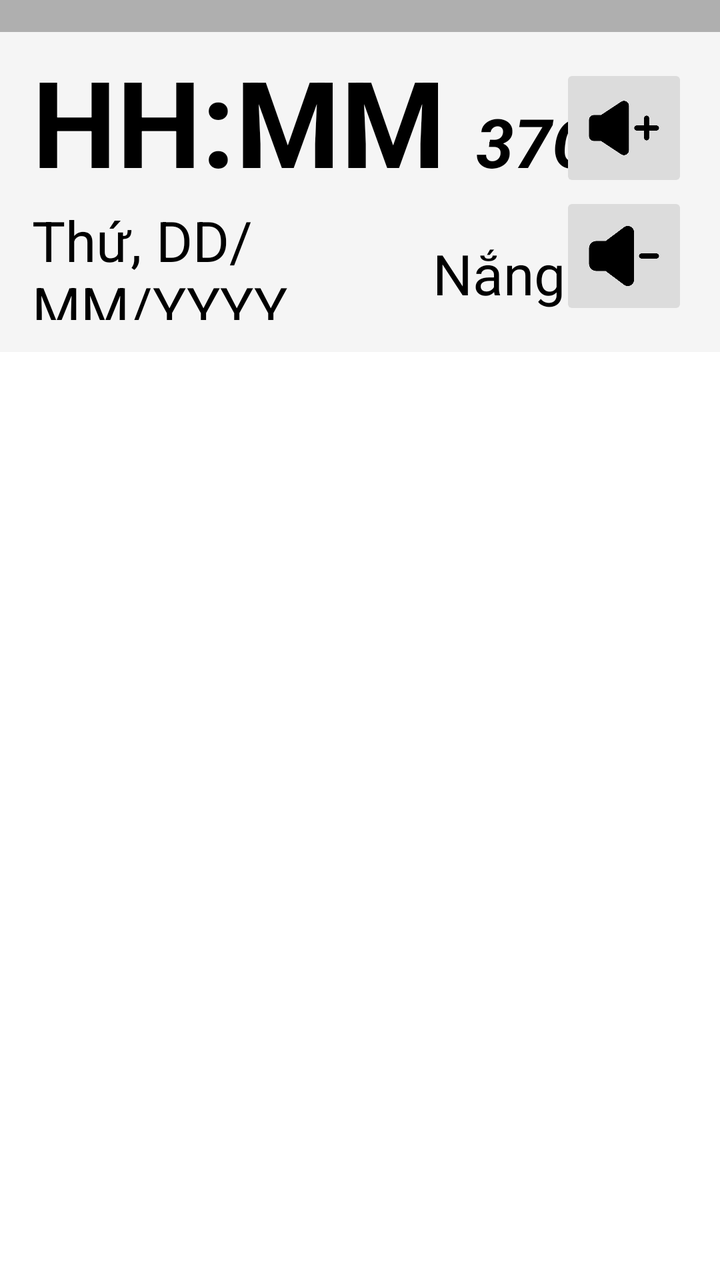
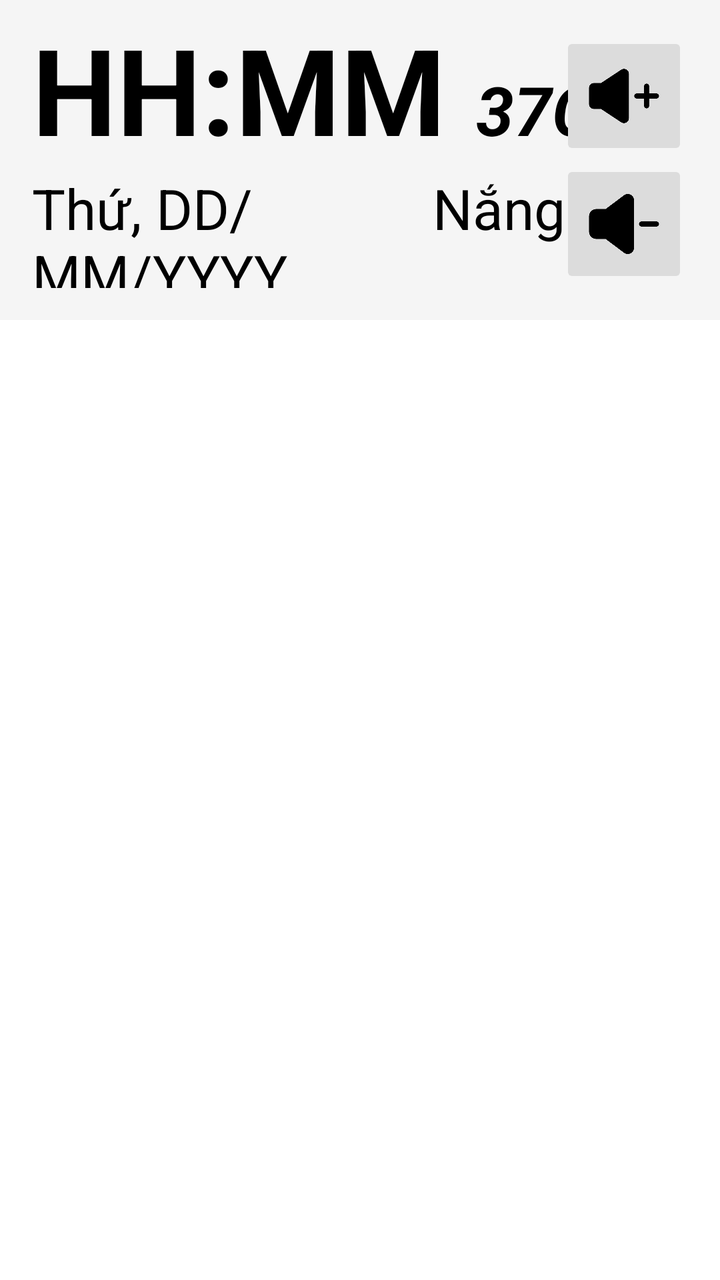

An Android layout rendered at two revisions. The XML below is the earlier revision; the diff shows what the commit changed to produce the second picture.
<!-- AndroidManifest.xml: application theme Theme.SeniorCare -->
<!-- res/layout/activity_main.xml -->
<?xml version="1.0" encoding="utf-8"?>
<androidx.constraintlayout.widget.ConstraintLayout
    xmlns:android="http://schemas.android.com/apk/res/android"
    xmlns:app="http://schemas.android.com/apk/res-auto"
    xmlns:tools="http://schemas.android.com/tools"
    android:layout_width="match_parent"
    android:layout_height="match_parent"
    android:background="@android:color/white"
    tools:context=".MainActivity">

    
    <View
        android:id="@+id/status_bar_overlay"
        android:layout_width="0dp"
        android:layout_height="0dp"
        android:background="#50000000"
        app:layout_constraintTop_toTopOf="parent"
        app:layout_constraintStart_toStartOf="parent"
        app:layout_constraintEnd_toEndOf="parent"
        app:layout_constraintHeight_percent="0.025" />

    
    <androidx.constraintlayout.widget.ConstraintLayout
        android:id="@+id/top_widget_area"
        android:layout_width="0dp"
        android:layout_height="0dp"
        android:background="#F5F5F5"
        android:padding="16dp"
        app:layout_constraintEnd_toEndOf="parent"
        app:layout_constraintHeight_percent="0.25"
        app:layout_constraintStart_toStartOf="parent"
        app:layout_constraintTop_toBottomOf="@+id/status_bar_overlay">

        
        <LinearLayout
            android:id="@+id/datetime_time_weather"
            android:layout_width="315dp"
            android:layout_height="152dp"
            android:layout_marginEnd="2dp"
            android:gravity="left"
            android:orientation="vertical"
            app:layout_constraintBottom_toBottomOf="parent"
            app:layout_constraintStart_toStartOf="parent"
            app:layout_constraintTop_toTopOf="parent">

            <LinearLayout
                android:id="@+id/date_temperate"
                android:layout_width="match_parent"
                android:layout_height="wrap_content"
                android:layout_marginEnd="2dp"
                android:gravity="left"
                android:orientation="horizontal"
                app:layout_constraintBottom_toBottomOf="parent"
                app:layout_constraintEnd_toStartOf="@+id/weather_text_view"
                app:layout_constraintStart_toStartOf="parent"
                app:layout_constraintTop_toTopOf="parent">

                <TextView
                    android:id="@+id/time_text_view"
                    android:layout_width="wrap_content"
                    android:layout_height="match_parent"
                    android:text="HH:MM"
                    android:textColor="@android:color/black"
                    android:textSize="60sp"
                    android:textStyle="bold" />

                <TextView
                    android:id="@+id/temperate_text_view"
                    android:layout_width="wrap_content"
                    android:layout_height="match_parent"
                    android:layout_marginLeft="15dp"
                    android:layout_marginBottom="8dp"
                    android:layout_weight="1"
                    android:gravity="bottom|left"
                    android:text="37C"
                    android:textColor="@android:color/black"
                    android:textSize="34sp"
                    android:textStyle="bold|italic" />
            </LinearLayout>

            <LinearLayout
                android:id="@+id/time_weather"
                android:layout_width="match_parent"
                android:layout_height="match_parent"
                android:layout_marginEnd="2dp"
                android:gravity="left"
                android:orientation="horizontal"
                app:layout_constraintBottom_toBottomOf="parent"
                app:layout_constraintEnd_toStartOf="@+id/weather_text_view"
                app:layout_constraintStart_toStartOf="parent"
                app:layout_constraintTop_toTopOf="parent">

                <TextView
                    android:id="@+id/date_text_view"
                    android:layout_width="144dp"
                    android:layout_height="match_parent"
                    android:text="Thứ, DD/MM/YYYY"
                    android:textColor="@android:color/black"
                    android:textSize="28sp" />

                <TextView
                    android:id="@+id/weather_text_view"
                    android:layout_width="match_parent"
                    android:layout_height="match_parent"
                    android:layout_marginLeft="10dp"
                    android:gravity="center"
                    android:text="Nắng"
                    android:textColor="@android:color/black"
                    android:textSize="28sp" />

            </LinearLayout>

        </LinearLayout>

        

        

        <LinearLayout
            android:id="@+id/volume_brightness_container"
            android:layout_width="wrap_content"
            android:layout_height="match_parent"
            android:gravity="center"
            android:orientation="vertical"
            app:layout_constraintBottom_toBottomOf="parent"
            app:layout_constraintEnd_toEndOf="parent"
            app:layout_constraintTop_toTopOf="parent"
            app:layout_constraintWidth_percent="0.30">

            <ImageButton
                android:id="@+id/volume_up_button"
                android:layout_width="64dp"
                android:layout_height="0dp"
                android:layout_weight="1"
                android:backgroundTint="#dcdcdc"
                android:contentDescription="Volume Up"
                android:scaleType="centerInside"
                android:src="@drawable/ic_volume_up" />

            <ImageButton
                android:id="@+id/volume_down_button"
                android:layout_width="64dp"
                android:layout_height="0dp"
                android:layout_weight="1"
                android:backgroundTint="#dcdcdc"
                android:contentDescription="Volume Down"
                android:scaleType="centerInside"
                android:src="@drawable/ic_volume_down" />
        </LinearLayout>

    </androidx.constraintlayout.widget.ConstraintLayout>

    
    <androidx.recyclerview.widget.RecyclerView
    android:id="@+id/app_grid_recycler_view"
    android:layout_width="0dp"
    android:layout_height="0dp"
    app:layout_constraintHeight_percent="0.75"
    app:layout_constraintStart_toStartOf="parent"
    app:layout_constraintEnd_toEndOf="parent"
    app:layout_constraintTop_toBottomOf="@+id/top_widget_area"
    app:layout_constraintBottom_toBottomOf="parent"
    android:padding="16dp" tools:listitem="@layout/item_app" />

</androidx.constraintlayout.widget.ConstraintLayout>
<!-- res/layout/item_app.xml (included above) -->
<?xml version="1.0" encoding="utf-8"?>
<LinearLayout xmlns:android="http://schemas.android.com/apk/res/android"
    android:layout_width="wrap_content"
    android:layout_height="wrap_content"
    android:background="?attr/selectableItemBackground"
    android:clickable="true"
    android:focusable="true"
    android:gravity="center"
    android:orientation="vertical"
    android:padding="8dp">

    <ImageView
        android:id="@+id/app_icon_image_view"
        android:layout_width="72dp"
        android:layout_height="72dp"
        android:contentDescription="App Icon"
        android:scaleType="fitCenter" />

    <TextView
        android:id="@+id/app_name_text_view"
        android:layout_width="wrap_content"
        android:layout_height="wrap_content"
        android:layout_marginTop="4dp"
        android:ellipsize="end"
        android:gravity="center"
        android:maxLines="2"
        android:text="App Name"
        android:textColor="@android:color/black"
        android:textSize="14sp" />

    <ImageView
        android:id="@+id/notification_dot"
        android:layout_width="12dp"
        android:layout_height="12dp"
        android:layout_marginStart="30dp"
        android:layout_marginTop="-60dp"
        android:contentDescription="Notification Dot"
        android:src="@drawable/ic_notification_dot"
        android:visibility="gone" />

</LinearLayout>
<!-- resources referenced by this layout -->
<resources>
  <!-- drawable ic_notification_dot (drawable) -->
  <vector xmlns:android="http://schemas.android.com/apk/res/android"
      android:width="24dp"
      android:height="24dp"
      android:viewportWidth="24"
      android:viewportHeight="24">
      <path
          android:fillColor="@color/red"
          android:pathData="M12,12m-8,0a8,8 0,1,1 16,0a8,8 0,1,1 -16,0"/>
  </vector>
  <!-- drawable ic_volume_down: png bitmap (drawable, 5453 bytes) -->
  <!-- drawable ic_volume_up: png bitmap (drawable, 5883 bytes) -->
  <style name="Theme.SeniorCare" parent="Base.Theme.SeniorCare" />
  <color name="red">#FFFF0000</color>
  <style name="Base.Theme.SeniorCare" parent="Theme.Material3.DayNight.NoActionBar">
          
          
          <item name="colorPrimary">@color/purple_500</item>
          <item name="colorPrimaryVariant">@color/purple_700</item>
          <item name="colorOnPrimary">@color/white</item>
          
          <item name="colorSecondary">@color/teal_200</item>
          <item name="colorSecondaryVariant">@color/teal_700</item>
          <item name="colorOnSecondary">@color/black</item>
          
          <item name="android:statusBarColor" tools:targetApi="l">?attr/colorPrimaryVariant</item>
          
      </style>
  <color name="purple_500">#FF6200EE</color>
  <color name="purple_700">#FF3700B3</color>
  <color name="white">#FFFFFFFF</color>
  <color name="teal_200">#FF03DAC5</color>
  <color name="teal_700">#FF018786</color>
  <color name="black">#FF000000</color>
</resources>

<!-- the commit's change to res/layout/activity_main.xml (unified diff, before → after) -->
@@ -9,15 +9,6 @@
     tools:context=".MainActivity">
 
     
-    <View
-        android:id="@+id/status_bar_overlay"
-        android:layout_width="0dp"
-        android:layout_height="0dp"
-        android:background="#50000000"
-        app:layout_constraintTop_toTopOf="parent"
-        app:layout_constraintStart_toStartOf="parent"
-        app:layout_constraintEnd_toEndOf="parent"
-        app:layout_constraintHeight_percent="0.025" />
 
     
     <androidx.constraintlayout.widget.ConstraintLayout
@@ -29,7 +20,7 @@
         app:layout_constraintEnd_toEndOf="parent"
         app:layout_constraintHeight_percent="0.25"
         app:layout_constraintStart_toStartOf="parent"
-        app:layout_constraintTop_toBottomOf="@+id/status_bar_overlay">
+        app:layout_constraintTop_toTopOf="parent">
 
         
         <LinearLayout
@@ -103,7 +94,7 @@
                     android:layout_width="match_parent"
                     android:layout_height="match_parent"
                     android:layout_marginLeft="10dp"
-                    android:gravity="center"
+                    android:gravity="center|top"
                     android:text="Nắng"
                     android:textColor="@android:color/black"
                     android:textSize="28sp" />
